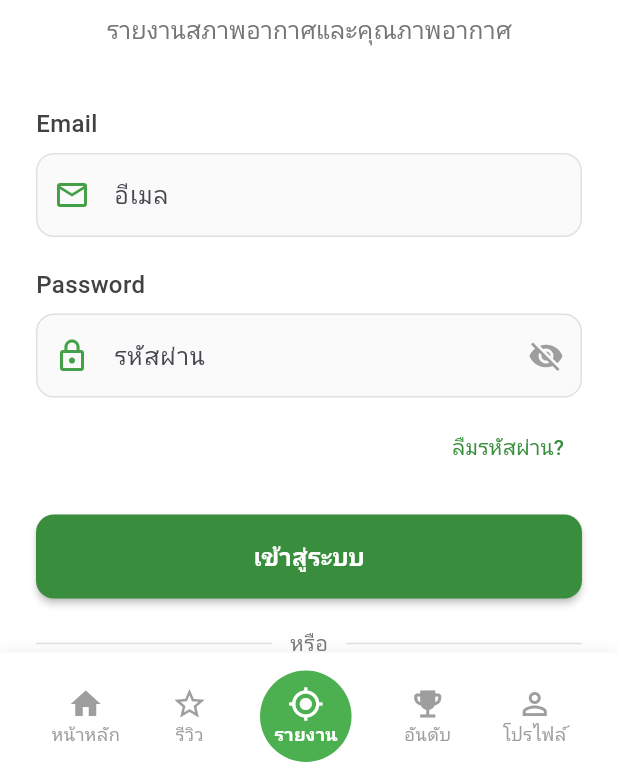
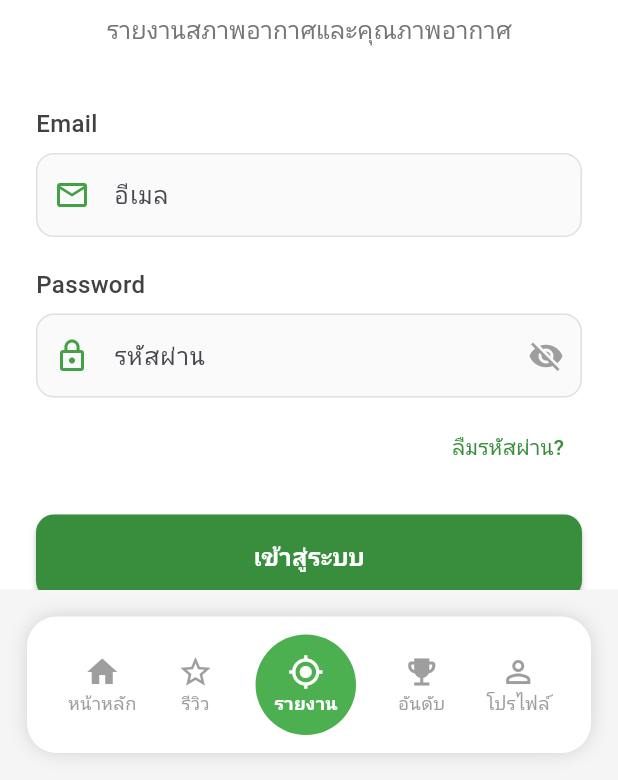
Before and after one commit to Chanathip24/GreenWeather, a Flutter app: the screen it shows after launch, item 3 of the bottom bar chosen, on a phone screen of 412 x 824 dp, the part 456-1236 px from its top. Run offline on Flutter 3.47's test engine with Material 3 defaults, Android fonts, the phone set to English and light mode, and no system bars; our stand-ins replace dio, flutter_dotenv, shared_preferences; accounts and stored records are empty; network calls fail; Roboto replaces fonts that are missing (Kanit).

Commit message:
Improve navbar

```diff
--- a/greenweather/lib/main.dart
+++ b/greenweather/lib/main.dart
@@ -69,7 +69,7 @@ class _WeatherScreenState extends State<WeatherScreen> {
     final authProvider = Provider.of<AuthenticationProvider>(context);
     return Scaffold(
       bottomNavigationBar: Navbar(
-        selectedindex: _selectedPage,
+        selectedIndex: _selectedPage,
         onItemTapped: _onItemTapped,
       ),
       body: IndexedStack(
--- a/greenweather/lib/screens/loginPage.dart
+++ b/greenweather/lib/screens/loginPage.dart
@@ -238,7 +238,9 @@ class _LoginPageState extends State<LoginPage> {
                 const SizedBox(height: 20),
                 // Login button
                 ElevatedButton(
-                  onPressed: () async {
+                  onPressed: authProvider.isLoading
+                      ? null
+                      : () async {
                           if (_emailController.text.trim().isEmpty ||
                               _passwordController.text.trim().isEmpty) {
                             ScaffoldMessenger.of(context).showSnackBar(
@@ -272,8 +274,8 @@ class _LoginPageState extends State<LoginPage> {
                           } else {
                             ScaffoldMessenger.of(context).showSnackBar(
                               SnackBar(
-                          content:
-                              Text('เข้าสู่ระบบไม่สำเร็จ กรุณาลองใหม่อีกครั้ง'),
+                                content: Text(
+                                    'เข้าสู่ระบบไม่สำเร็จ กรุณาลองใหม่อีกครั้ง'),
                                 backgroundColor: Colors.red,
                                 behavior: SnackBarBehavior.floating,
                                 shape: RoundedRectangleBorder(
--- a/greenweather/lib/screens/profilePage.dart
+++ b/greenweather/lib/screens/profilePage.dart
@@ -81,16 +81,6 @@ class _GreenUserProfilePageState extends State<GreenUserProfilePage>
                 final authProvider =
                     Provider.of<AuthenticationProvider>(context, listen: false);
                 await authProvider.logout();
-                ScaffoldMessenger.of(context).showSnackBar(
-                  SnackBar(
-                    content: const Text('ออกจากระบบเรียบร้อยแล้ว'),
-                    behavior: SnackBarBehavior.floating,
-                    shape: RoundedRectangleBorder(
-                      borderRadius: BorderRadius.circular(10),
-                    ),
-                    backgroundColor: Colors.green,
-                  ),
-                );
               },
               child:
                   const Text('ออกจากระบบ', style: TextStyle(color: Colors.red)),
--- a/greenweather/lib/widgets/Navbar.dart
+++ b/greenweather/lib/widgets/Navbar.dart
@@ -1,14 +1,13 @@
 import 'package:flutter/material.dart';
 
 class Navbar extends StatefulWidget {
-  final int selectedindex;
+  final int selectedIndex;
   final Function(int) onItemTapped;
   const Navbar({
     super.key,
-    required this.selectedindex,
+    required this.selectedIndex,
     required this.onItemTapped,
   });
-
   @override
   State<Navbar> createState() => _NavbarState();
 }
@@ -21,11 +20,13 @@ class _NavbarState extends State<Navbar> {
 
   Widget _buildBottomNavBar() {
     return Container(
+      margin: EdgeInsets.all(18),
       decoration: BoxDecoration(
         color: Colors.white,
+        borderRadius: BorderRadius.circular(20),
         boxShadow: [
           BoxShadow(
-            color: Colors.grey.withOpacity(0.2),
+            color: Colors.grey.withOpacity(0.4),
             blurRadius: 10,
             spreadRadius: 0,
           ),
@@ -38,13 +39,13 @@ class _NavbarState extends State<Navbar> {
           _buildBottomNavItem(
             Icons.home,
             'หน้าหลัก',
-            widget.selectedindex == 0,
+            widget.selectedIndex == 0,
             0,
           ),
           _buildBottomNavItem(
             Icons.star_border,
             'รีวิว',
-            widget.selectedindex == 1,
+            widget.selectedIndex == 1,
             1,
           ),
           Container(
@@ -52,11 +53,11 @@ class _NavbarState extends State<Navbar> {
               color: Colors.green,
               shape: BoxShape.circle,
             ),
-            padding: const EdgeInsets.all(10),
+            padding: const EdgeInsets.all(13),
             child: _buildBottomNavItem(
               Icons.my_location,
               'รายงาน',
-              widget.selectedindex == 2,
+              widget.selectedIndex == 2,
               2,
               isMid: true,
             ),
@@ -64,13 +65,13 @@ class _NavbarState extends State<Navbar> {
           _buildBottomNavItem(
             Icons.emoji_events,
             'อันดับ',
-            widget.selectedindex == 3,
+            widget.selectedIndex == 3,
             3,
           ),
           _buildBottomNavItem(
             Icons.person_outline,
             'โปรไฟล์',
-            widget.selectedindex == 4,
+            widget.selectedIndex == 4,
             4,
           ),
         ],
```
Also changed, not shown: 4 other files. Lines whose indentation alone changed are shown as unchanged.
